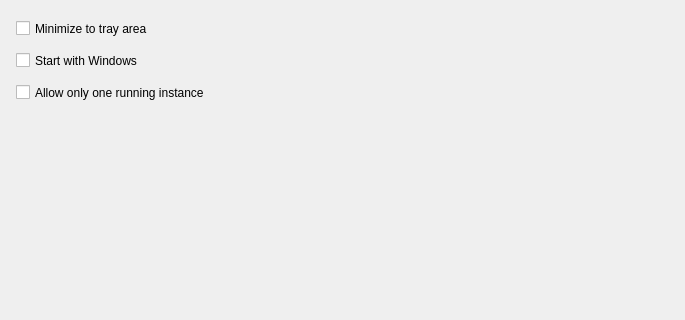
The window that src/forms/SetupFrameBaseUnit.ui (Eldricos/D-Fend-Reborn) describes before a commit, drawn with Qt 5; both pictures show x 0 to 685 and y 0 to 320 of the 685 by 528 pixel window.
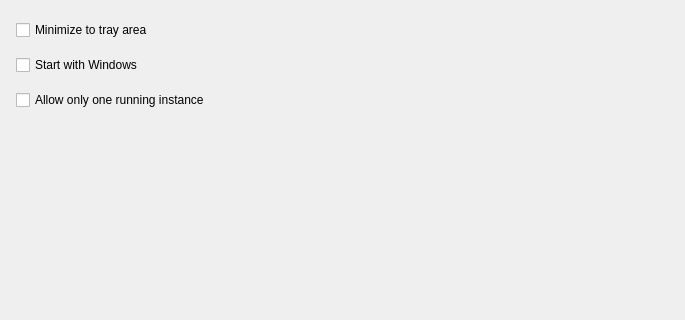
The same window after the commit.

Commit message: Program options: Qt layouts instead of fixed pixel positions

What changed in the file:
```diff
--- a/src/forms/SetupFrameBaseUnit.ui
+++ b/src/forms/SetupFrameBaseUnit.ui
@@ -5,21 +5,96 @@
     <property name="geometry"><rect><x>0</x><y>0</y><width>685</width><height>528</height></rect></property>
     <property name="vclDesignWidth" stdset="0"><number>685</number></property>
     <property name="vclDesignHeight" stdset="0"><number>528</number></property>
-    <widget class="QCheckBox" name="MinimizeToTrayCheckBox">
-      <property name="geometry"><rect><x>16</x><y>20</y><width>649</width><height>17</height></rect></property>
-      <property name="vclAnchors" stdset="0"><string notr="true">akLeft,akTop,akRight</string></property>
-      <property name="text"><string>Minimize to tray area</string></property>
-    </widget>
-    <widget class="QCheckBox" name="StartWithWindowsCheckBox">
-      <property name="geometry"><rect><x>16</x><y>52</y><width>649</width><height>17</height></rect></property>
-      <property name="vclAnchors" stdset="0"><string notr="true">akLeft,akTop,akRight</string></property>
-      <property name="text"><string>Start with Windows</string></property>
-    </widget>
-    <widget class="QCheckBox" name="OnlySingleInstanceCheckBox">
-      <property name="geometry"><rect><x>16</x><y>84</y><width>649</width><height>17</height></rect></property>
-      <property name="vclAnchors" stdset="0"><string notr="true">akLeft,akTop,akRight</string></property>
-      <property name="text"><string>Allow only one running instance</string></property>
-    </widget>
+    <layout class="QVBoxLayout" name="SetupFrameBase_Layout" stretch="0,0,0,0,0,1">
+      <property name="leftMargin"><number>16</number></property>
+      <property name="topMargin"><number>20</number></property>
+      <property name="rightMargin"><number>16</number></property>
+      <property name="bottomMargin"><number>8</number></property>
+      <property name="spacing"><number>0</number></property>
+      <item>
+        <layout class="QGridLayout" name="SetupFrameBase_Section1" columnstretch="0,1">
+          <property name="leftMargin"><number>0</number></property>
+          <property name="topMargin"><number>0</number></property>
+          <property name="rightMargin"><number>0</number></property>
+          <property name="bottomMargin"><number>0</number></property>
+          <property name="horizontalSpacing"><number>8</number></property>
+          <property name="verticalSpacing"><number>4</number></property>
+          <item row="0" column="0" colspan="2">
+            <widget class="QCheckBox" name="MinimizeToTrayCheckBox">
+              <property name="text"><string>Minimize to tray area</string></property>
+            </widget>
+          </item>
+          <item row="0" column="1">
+            <spacer name="SetupFrameBase_Section1_HFill">
+              <property name="orientation"><enum>Qt::Horizontal</enum></property>
+              <property name="sizeHint" stdset="0"><size><width>0</width><height>0</height></size></property>
+            </spacer>
+          </item>
+        </layout>
+      </item>
+      <item>
+        <spacer name="SetupFrameBase_Gap1">
+          <property name="orientation"><enum>Qt::Vertical</enum></property>
+          <property name="sizeType"><enum>QSizePolicy::Fixed</enum></property>
+          <property name="sizeHint" stdset="0"><size><width>0</width><height>15</height></size></property>
+        </spacer>
+      </item>
+      <item>
+        <layout class="QGridLayout" name="SetupFrameBase_Section2" columnstretch="0,1">
+          <property name="leftMargin"><number>0</number></property>
+          <property name="topMargin"><number>0</number></property>
+          <property name="rightMargin"><number>0</number></property>
+          <property name="bottomMargin"><number>0</number></property>
+          <property name="horizontalSpacing"><number>8</number></property>
+          <property name="verticalSpacing"><number>4</number></property>
+          <item row="0" column="0" colspan="2">
+            <widget class="QCheckBox" name="StartWithWindowsCheckBox">
+              <property name="text"><string>Start with Windows</string></property>
+            </widget>
+          </item>
+          <item row="0" column="1">
+            <spacer name="SetupFrameBase_Section2_HFill">
+              <property name="orientation"><enum>Qt::Horizontal</enum></property>
+              <property name="sizeHint" stdset="0"><size><width>0</width><height>0</height></size></property>
+            </spacer>
+          </item>
+        </layout>
+      </item>
+      <item>
+        <spacer name="SetupFrameBase_Gap2">
+          <property name="orientation"><enum>Qt::Vertical</enum></property>
+          <property name="sizeType"><enum>QSizePolicy::Fixed</enum></property>
+          <property name="sizeHint" stdset="0"><size><width>0</width><height>15</height></size></property>
+        </spacer>
+      </item>
+      <item>
+        <layout class="QGridLayout" name="SetupFrameBase_Section3" columnstretch="0,1">
+          <property name="leftMargin"><number>0</number></property>
+          <property name="topMargin"><number>0</number></property>
+          <property name="rightMargin"><number>0</number></property>
+          <property name="bottomMargin"><number>0</number></property>
+          <property name="horizontalSpacing"><number>8</number></property>
+          <property name="verticalSpacing"><number>4</number></property>
+          <item row="0" column="0" colspan="2">
+            <widget class="QCheckBox" name="OnlySingleInstanceCheckBox">
+              <property name="text"><string>Allow only one running instance</string></property>
+            </widget>
+          </item>
+          <item row="0" column="1">
+            <spacer name="SetupFrameBase_Section3_HFill">
+              <property name="orientation"><enum>Qt::Horizontal</enum></property>
+              <property name="sizeHint" stdset="0"><size><width>0</width><height>0</height></size></property>
+            </spacer>
+          </item>
+        </layout>
+      </item>
+      <item>
+        <spacer name="SetupFrameBase_VFill">
+          <property name="orientation"><enum>Qt::Vertical</enum></property>
+          <property name="sizeHint" stdset="0"><size><width>0</width><height>0</height></size></property>
+        </spacer>
+      </item>
+    </layout>
   </widget>
   <tabstops>
     <tabstop>MinimizeToTrayCheckBox</tabstop>
```
Left out of the diff: 6 changed lines with no effect on the pictures. The commit also changes 51 other files.
